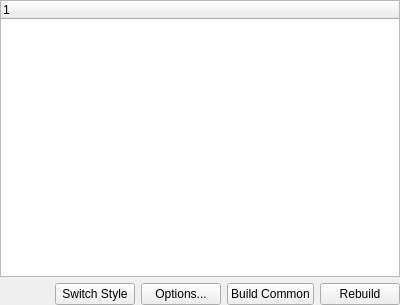
Before: the Qt Designer form src/ATPlanner/forms/APlannerWidget.ui in AT-GROUP/AT-PLANNER, drawn with Qt 5.
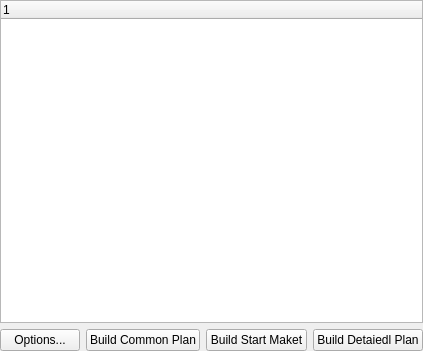
After: the same form once the commit is applied.

Commit message: Planner widget changed.

```diff
--- a/src/ATPlanner/forms/APlannerWidget.ui
+++ b/src/ATPlanner/forms/APlannerWidget.ui
@@ -7,7 +7,7 @@
     <x>0</x>
     <y>0</y>
     <width>400</width>
-    <height>305</height>
+    <height>351</height>
    </rect>
   </property>
   <property name="windowTitle">
@@ -50,13 +50,6 @@
        </property>
       </spacer>
      </item>
-     <item>
-      <widget class="QPushButton" name="pushButton_3">
-       <property name="text">
-        <string>Switch Style</string>
-       </property>
-      </widget>
-     </item>
      <item>
       <widget class="QPushButton" name="pushButton_2">
        <property name="text">
@@ -67,14 +60,21 @@
      <item>
       <widget class="QPushButton" name="bnBuildCommon">
        <property name="text">
-        <string>Build Common</string>
+        <string>Build Common Plan</string>
        </property>
       </widget>
      </item>
      <item>
       <widget class="QPushButton" name="bnRebuilt">
        <property name="text">
-        <string>Rebuild</string>
+        <string>Build Start Maket</string>
+       </property>
+      </widget>
+     </item>
+     <item>
+      <widget class="QPushButton" name="bnBuildDetailedPlan">
+       <property name="text">
+        <string>Build Detaiedl Plan</string>
        </property>
       </widget>
      </item>
```
Left out of the diff: 4 changed lines with no effect on the pictures. The commit also changes 1 other file.
